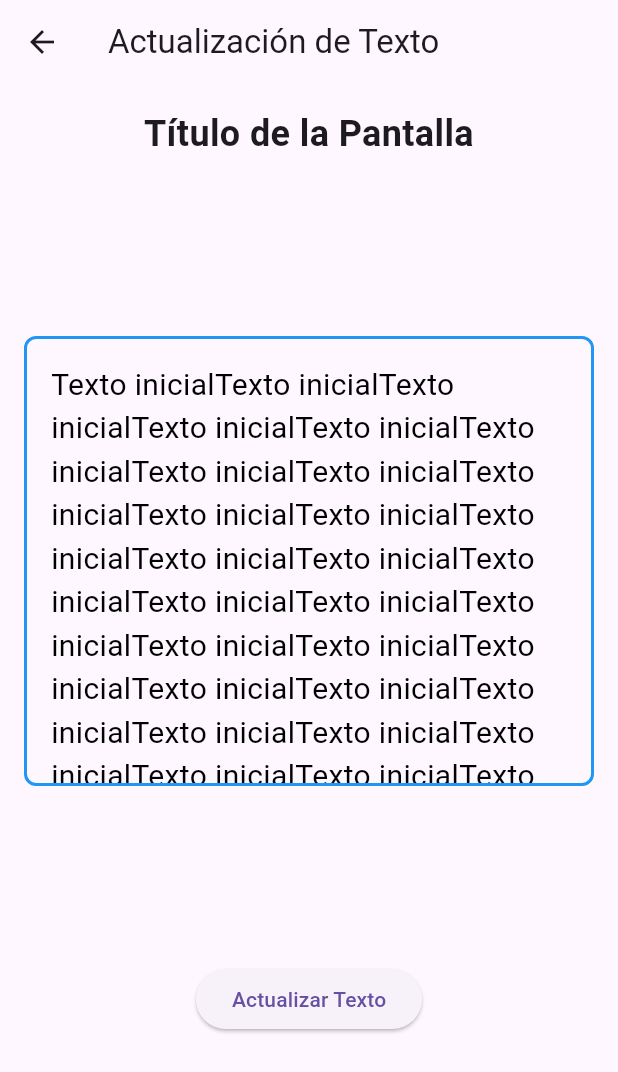
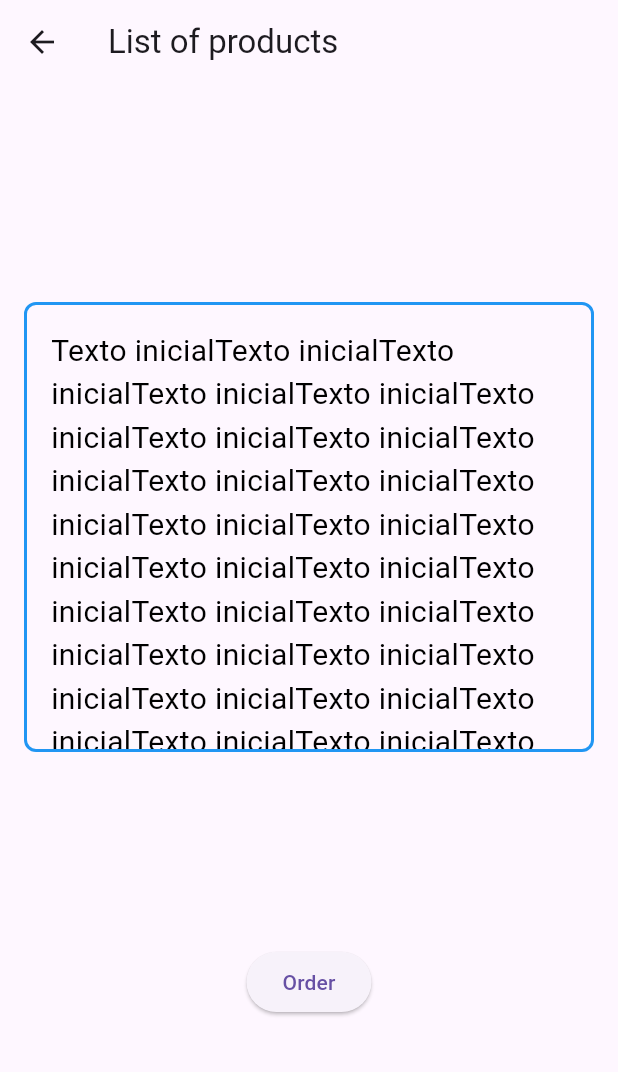
Before and after one commit to elblogbruno/seidor-hackupc, a Flutter app: the OrderOptions screen opened directly, after a tap on "Create an order", on a phone screen of 412 x 824 dp. Shown: the top 1072 px of the screen. Run offline on Flutter 3.47's test engine with Material 3 defaults, Android fonts, the phone set to English and light mode, and no system bars.

Commit message:
create_option updated

```diff
--- a/lib/pages/create_option.dart
+++ b/lib/pages/create_option.dart
@@ -22,18 +22,13 @@ class _CreateOptionState extends State<CreateOption> {
   Widget build(BuildContext context) {
     return Scaffold(
       appBar: AppBar(
-        title: const Text('Actualización de Texto'),
+        title: const Text('List of products'),
       ),
       body: Padding(
         padding: const EdgeInsets.all(16.0),
         child: Column(
           crossAxisAlignment: CrossAxisAlignment.stretch,
           children: <Widget>[
-            const Text(
-              'Título de la Pantalla',
-              style: TextStyle(fontSize: 24, fontWeight: FontWeight.bold),
-              textAlign: TextAlign.center,
-            ),
             Expanded(
               child: Column(
                 mainAxisAlignment: MainAxisAlignment.spaceEvenly,
@@ -55,7 +50,7 @@ class _CreateOptionState extends State<CreateOption> {
                     ),
                   ),
                   Flexible(
-                    child: UpdateTextButton(onPressed: () => updateText("Texto actualizado: ${DateTime.now()}")),
+                    child: UpdateTextButton(onPressed: () => updateText("Texto actualizado: ${DateTime.now()}" * 50)),
                   ),
                 ],
               ),
@@ -76,7 +71,7 @@ class UpdateTextButton extends StatelessWidget {
   Widget build(BuildContext context) {
     return ElevatedButton(
       onPressed: onPressed,
-      child: const Text('Actualizar Texto'),
+      child: const Text('Order'),
     );
   }
 }
--- a/lib/pages/order_options.dart
+++ b/lib/pages/order_options.dart
@@ -1,3 +1,5 @@
+import 'dart:ui';
+
 import 'package:flutter/material.dart';
 import 'package:seidor_hackupc/pages/create_option.dart';
 import 'package:seidor_hackupc/pages/prepare_option.dart';
@@ -10,7 +12,14 @@ class OrderOptions extends StatelessWidget {
   Widget build(BuildContext context) {
     return Scaffold(
       appBar: AppBar(
-        title: const Text('Segunda Pantalla'),
+        title: const Text(
+            'Segunda Pantalla',
+            style: TextStyle(
+              color: Colors.white,
+              fontSize:18,
+              fontWeight: FontWeight.bold
+            ),
+        ),
       ),
       body: Center(
         child: Column(
```
Also changed, not shown: pubspec.yaml (+10 -4 lines).
